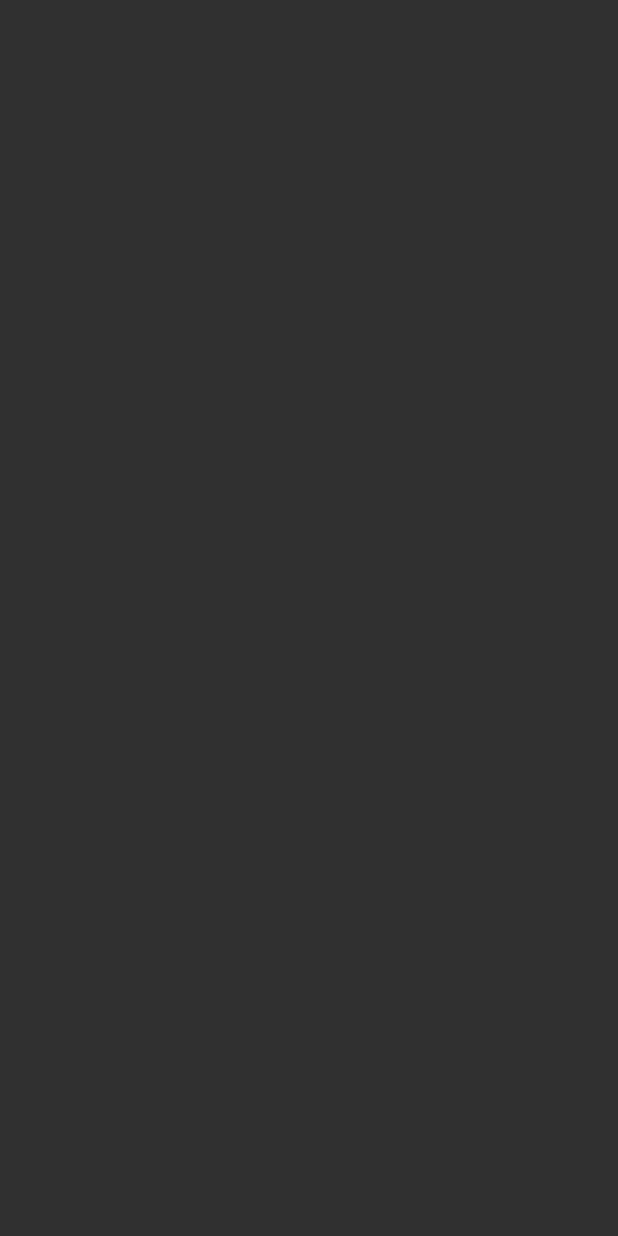
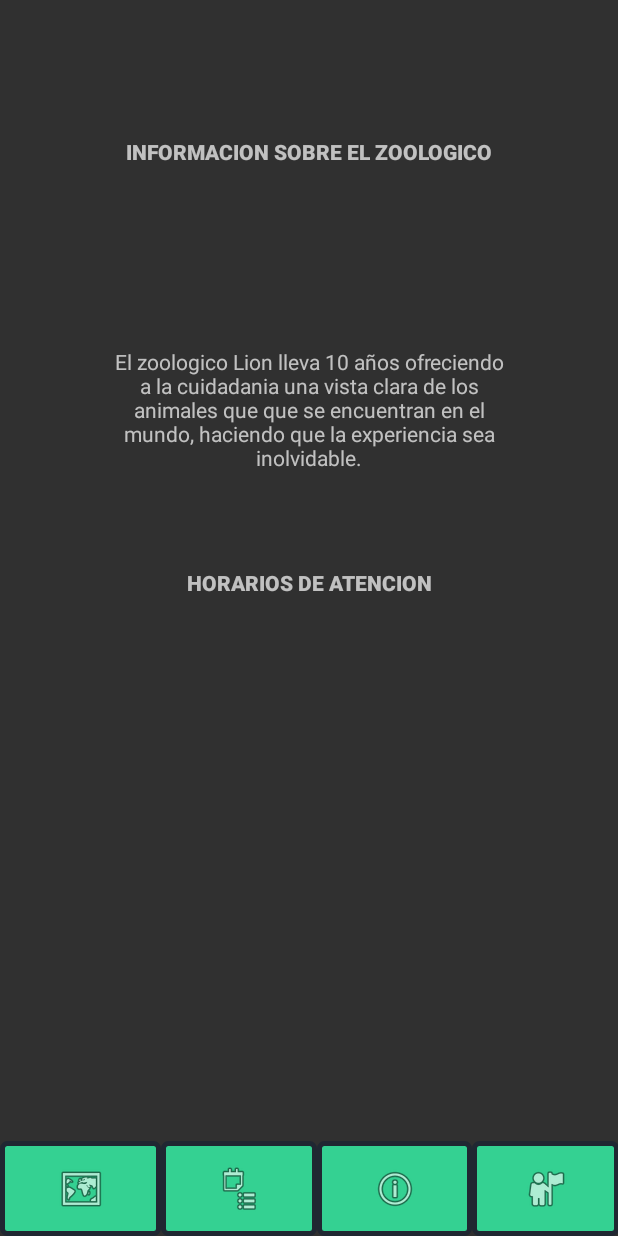
Before and after one commit to FaustoCCR/zooApp, an Android app: the CuartoActivity screen opened directly, with no data from a screen before it, on a phone screen of 412 x 824 dp. Before the commit the screen is empty. Run offline under Robolectric (Android 15) with nearby library versions, the phone set to English and light mode, and no system bars.

```diff
--- a/app/src/main/AndroidManifest.xml
+++ b/app/src/main/AndroidManifest.xml
@@ -9,6 +9,9 @@
         android:roundIcon="@mipmap/ic_launcher_round"
         android:supportsRtl="true"
         android:theme="@style/Theme.AppCompat.NoActionBar">
+        <activity
+            android:name=".QuintoActivity"
+            android:exported="false" />
         <activity
             android:name=".CuartoActivity"
             android:exported="false" />
--- /dev/null
+++ b/app/src/main/java/com/faustoc/zooapp/QuintoActivity.java
@@ -0,0 +1,14 @@
+package com.faustoc.zooapp;
+
+import androidx.appcompat.app.AppCompatActivity;
+
+import android.os.Bundle;
+
+public class QuintoActivity extends AppCompatActivity {
+
+    @Override
+    protected void onCreate(Bundle savedInstanceState) {
+        super.onCreate(savedInstanceState);
+        setContentView(R.layout.activity_quinto);
+    }
+}
--- a/app/src/main/java/com/faustoc/zooapp/TercerActivity.java
+++ b/app/src/main/java/com/faustoc/zooapp/TercerActivity.java
@@ -2,7 +2,9 @@ package com.faustoc.zooapp;
 
 import androidx.appcompat.app.AppCompatActivity;
 
+import android.content.Intent;
 import android.os.Bundle;
+import android.view.View;
 import android.widget.ArrayAdapter;
 import android.widget.Spinner;
 
@@ -25,4 +27,9 @@ public class TercerActivity extends AppCompatActivity {
         spinner1.setAdapter(adapter);
     }
 
+    public void infor (View vie){
+        Intent intent = new Intent(this, CuartoActivity.class);
+        startActivity(intent);
+    }
+
 }
--- a/app/src/main/res/layout/activity_cuarto.xml
+++ b/app/src/main/res/layout/activity_cuarto.xml
@@ -4,4 +4,91 @@
     xmlns:tools="http://schemas.android.com/tools"
     android:layout_width="match_parent"
     android:layout_height="match_parent"
-    tools:context=".CuartoActivity"/>
+    tools:context=".CuartoActivity">
+
+    <TableRow
+        android:id="@+id/tableRow"
+        android:layout_width="wrap_content"
+        android:layout_height="63dp"
+        app:layout_constraintBottom_toBottomOf="parent"
+        app:layout_constraintEnd_toEndOf="parent"
+        app:layout_constraintStart_toStartOf="parent">
+
+        <ImageButton
+            android:id="@+id/imageButton3"
+            android:layout_width="107dp"
+            android:layout_height="match_parent"
+            android:background="@drawable/buttons_style"
+            android:contentDescription="@string/button1"
+            app:srcCompat="@android:drawable/ic_menu_mapmode" />
+
+        <ImageButton
+            android:id="@+id/button_list"
+            android:layout_width="104dp"
+            android:layout_height="match_parent"
+            android:background="@drawable/buttons_style"
+            android:contentDescription="@string/button2"
+            app:srcCompat="@android:drawable/ic_menu_agenda" />
+
+        <ImageButton
+            android:id="@+id/imageButton4"
+            android:layout_width="103dp"
+            android:layout_height="match_parent"
+            android:background="@drawable/buttons_style"
+            android:contentDescription="@string/button3"
+            app:srcCompat="@android:drawable/ic_menu_info_details" />
+
+        <ImageButton
+            android:id="@+id/imageButton5"
+            android:layout_width="98dp"
+            android:layout_height="match_parent"
+            android:background="@drawable/buttons_style"
+            android:contentDescription="@string/button4"
+            app:srcCompat="@android:drawable/ic_menu_myplaces" />
+
+    </TableRow>
+
+    <TextView
+        android:id="@+id/textView6"
+        android:layout_width="267dp"
+        android:layout_height="95dp"
+        android:layout_marginStart="72dp"
+        android:layout_marginEnd="72dp"
+        android:layout_marginBottom="434dp"
+        android:text="@string/detalles"
+        android:textAlignment="center"
+        app:layout_constraintBottom_toTopOf="@+id/tableRow"
+        app:layout_constraintEnd_toEndOf="parent"
+        app:layout_constraintStart_toStartOf="parent" />
+
+    <TextView
+        android:id="@+id/textView8"
+        android:layout_width="wrap_content"
+        android:layout_height="wrap_content"
+        android:layout_marginStart="126dp"
+        android:layout_marginTop="44dp"
+        android:layout_marginEnd="126dp"
+        android:layout_marginBottom="355dp"
+        android:fontFamily="sans-serif-black"
+        android:text="@string/horarios"
+        app:layout_constraintBottom_toTopOf="@+id/tableRow"
+        app:layout_constraintEnd_toEndOf="parent"
+        app:layout_constraintStart_toStartOf="parent"
+        app:layout_constraintTop_toBottomOf="@+id/textView6" />
+
+    <TextView
+        android:id="@+id/textView9"
+        android:layout_width="wrap_content"
+        android:layout_height="wrap_content"
+        android:layout_marginStart="197dp"
+        android:layout_marginTop="45dp"
+        android:layout_marginEnd="197dp"
+        android:layout_marginBottom="75dp"
+        android:fontFamily="sans-serif-black"
+        android:text="@string/zoologi"
+        app:layout_constraintBottom_toTopOf="@+id/textView6"
+        app:layout_constraintEnd_toEndOf="parent"
+        app:layout_constraintStart_toStartOf="parent"
+        app:layout_constraintTop_toTopOf="parent" />
+
+</androidx.constraintlayout.widget.ConstraintLayout>
--- /dev/null
+++ b/app/src/main/res/layout/activity_quinto.xml
@@ -0,0 +1,9 @@
+<?xml version="1.0" encoding="utf-8"?>
+<androidx.constraintlayout.widget.ConstraintLayout xmlns:android="http://schemas.android.com/apk/res/android"
+    xmlns:app="http://schemas.android.com/apk/res-auto"
+    xmlns:tools="http://schemas.android.com/tools"
+    android:layout_width="match_parent"
+    android:layout_height="match_parent"
+    tools:context=".QuintoActivity">
+
+</androidx.constraintlayout.widget.ConstraintLayout>
--- a/app/src/main/res/layout/activity_tercero.xml
+++ b/app/src/main/res/layout/activity_tercero.xml
@@ -37,6 +37,7 @@
             android:layout_height="match_parent"
             android:background="@drawable/buttons_style"
             android:contentDescription="@string/button3"
+            android:onClick="infor"
             app:srcCompat="@android:drawable/ic_menu_info_details" />
 
         <ImageButton
--- a/app/src/main/res/values/strings.xml
+++ b/app/src/main/res/values/strings.xml
@@ -20,5 +20,10 @@
     <string name="description1">Este es un léon traído directamente desde el África</string>
     <string name="button_viewmore">Ver más</string>
 
+    //Cuarto activity
+    <string name="zoologi">INFORMACION SOBRE EL ZOOLOGICO</string>
+    <string name="detalles">El zoologico "Lion" lleva 10 años ofreciendo a la cuidadania una vista
+        clara de los animales que que se encuentran en el mundo, haciendo que la experiencia sea inolvidable.</string>
+    <string name="horarios">HORARIOS DE ATENCION</string>
 
 </resources>
```
